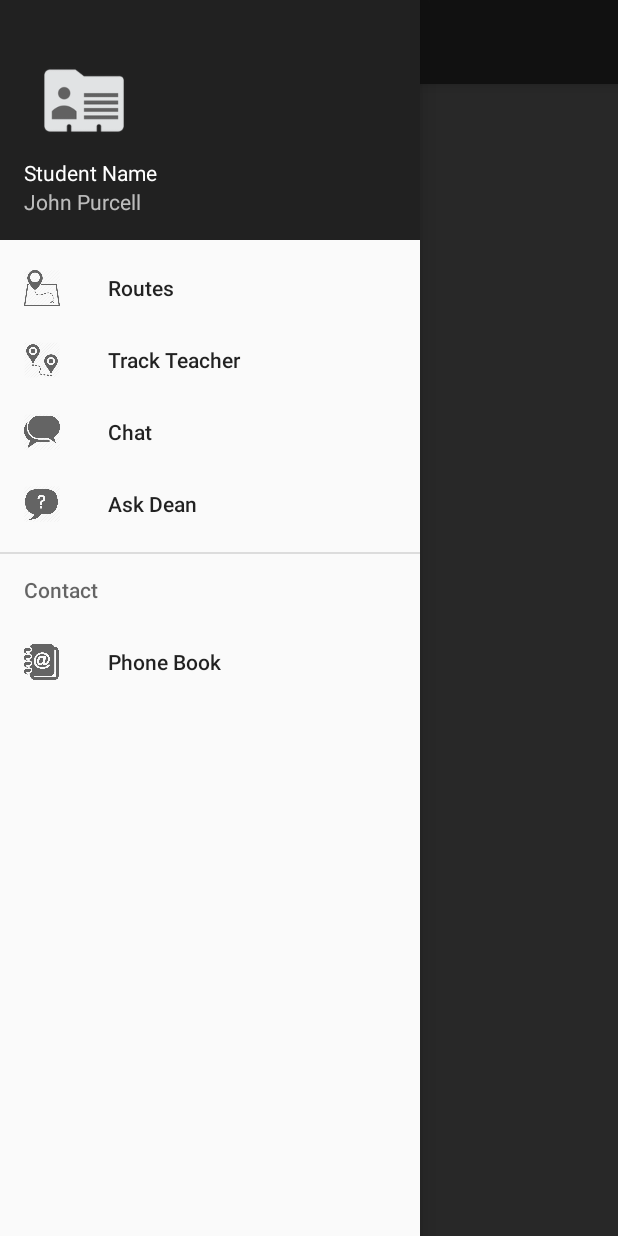
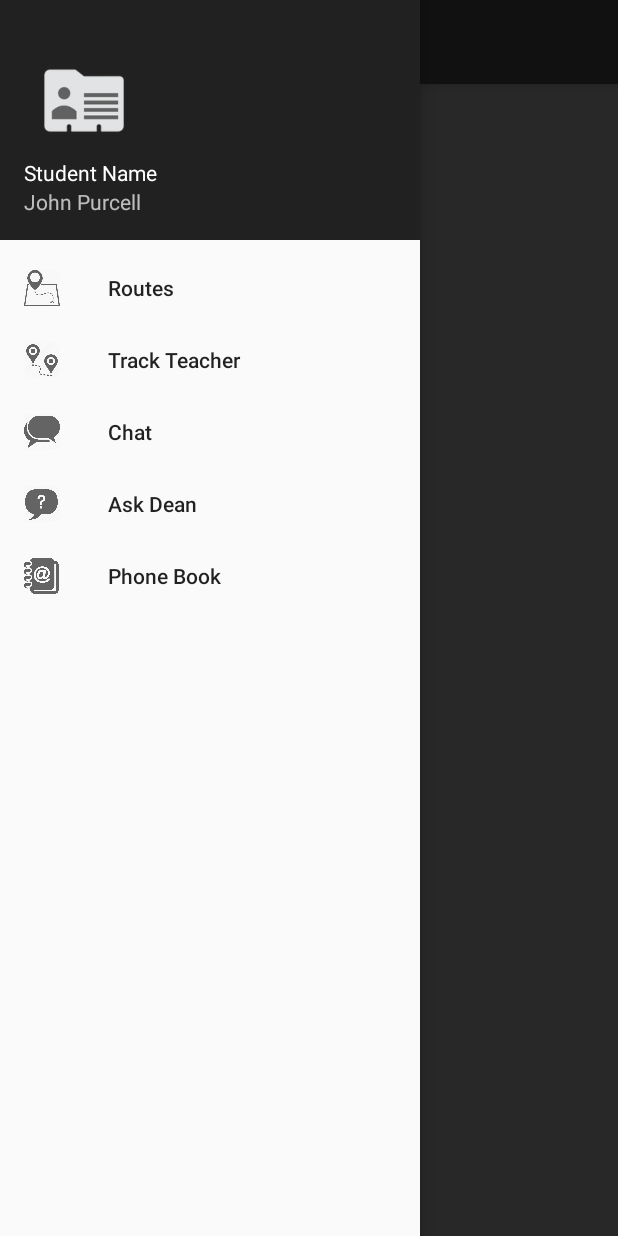
Before and after one commit to husnain446/student-service, an Android app: the screen it shows after launch (MainActivity), with the side drawer open, on a phone screen of 412 x 824 dp. Run offline under Robolectric (Android 15) with nearby library versions, the phone set to English and light mode, and no system bars.

Commit message:
initial contacts list, minor changes

```diff
--- a/app/src/main/AndroidManifest.xml
+++ b/app/src/main/AndroidManifest.xml
@@ -1,6 +1,7 @@
 <?xml version="1.0" encoding="utf-8"?>
 <manifest xmlns:android="http://schemas.android.com/apk/res/android"
     package="com.byteshaft.studentservice">
+    <uses-permission android:name="android.permission.READ_CONTACTS"/>
 
     <application
         android:allowBackup="true"
--- a/app/src/main/res/layout/content_main.xml
+++ b/app/src/main/res/layout/content_main.xml
@@ -11,4 +11,6 @@
     app:layout_behavior="@string/appbar_scrolling_view_behavior"
     tools:context="com.byteshaft.studentservice.MainActivity"
     tools:showIn="@layout/app_bar_main">
+
+
 </RelativeLayout>
--- a/app/src/main/res/menu/activity_main_drawer.xml
+++ b/app/src/main/res/menu/activity_main_drawer.xml
@@ -18,15 +18,9 @@
             android:id="@+id/dean_fragment"
             android:icon="@drawable/ic_ask_dean"
             android:title="Ask Dean" />
+        <item
+            android:id="@+id/contacts_fragment"
+            android:icon="@drawable/ic_phonebook"
+            android:title="Phone Book" />
     </group>
-
-    <item android:title="Contact">
-        <menu>
-            <item
-                android:id="@+id/contacts_fragment"
-                android:icon="@drawable/ic_phonebook"
-                android:title="Phone Book" />
-        </menu>
-    </item>
-
 </menu>
```
Also changed, not shown: app/src/main/java/com/byteshaft/studentservice/MainActivity.java (+13 -0 lines).
